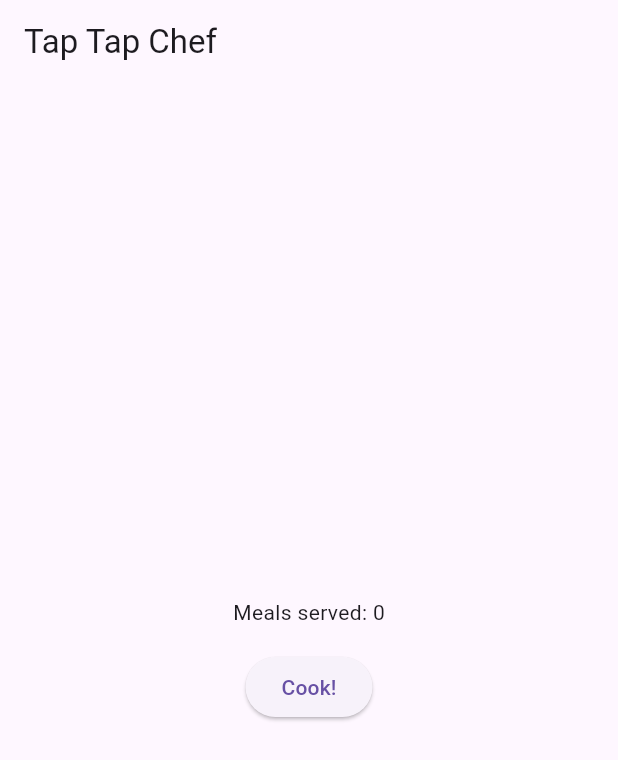
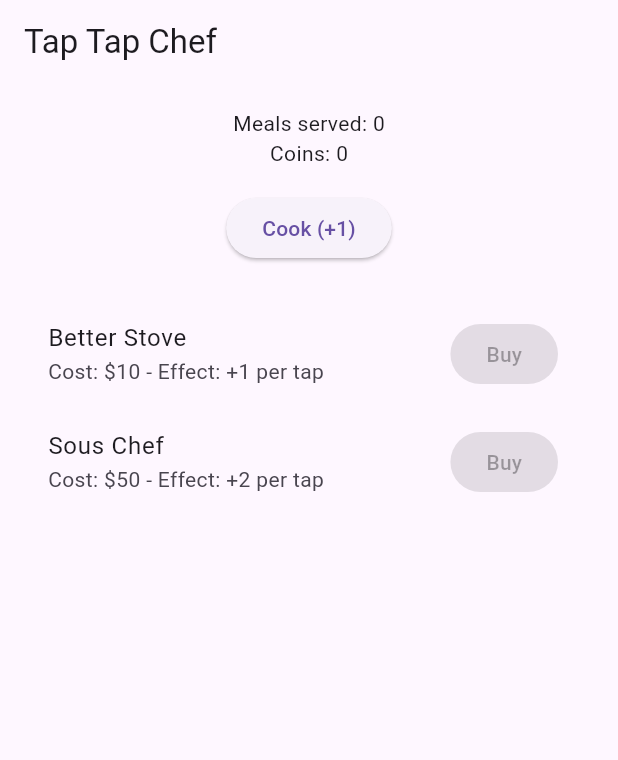
Before and after one commit to zachc71/taptapchef, a Flutter app: the screen it shows after launch, on a phone screen of 412 x 824 dp. Shown: the top 760 px of the screen. Run offline on Flutter 3.47's test engine with Material 3 defaults, Android fonts, the phone set to English and light mode, and no system bars.

Commit message:
Add upgrade system and panel

```diff
--- a/lib/main.dart
+++ b/lib/main.dart
@@ -1,4 +1,6 @@
 import 'package:flutter/material.dart';
+import 'models/upgrade.dart';
+import 'widgets/upgrade_panel.dart';
 
 void main() => runApp(const MyApp());
 
@@ -23,20 +25,52 @@ class CounterPage extends StatefulWidget {
 
 class _CounterPageState extends State<CounterPage> {
   int count = 0;
+  int coins = 0;
+  int perTap = 1;
+  late List<Upgrade> upgrades;
+
+  @override
+  void initState() {
+    super.initState();
+    upgrades = [
+      Upgrade(name: 'Better Stove', cost: 10, effect: 1),
+      Upgrade(name: 'Sous Chef', cost: 50, effect: 2),
+    ];
+  }
+
+  void _purchase(Upgrade upgrade) {
+    if (coins >= upgrade.cost && !upgrade.purchased) {
+      setState(() {
+        coins -= upgrade.cost;
+        perTap += upgrade.effect;
+        upgrade.purchased = true;
+      });
+    }
+  }
 
   @override
   Widget build(BuildContext context) {
     return Scaffold(
       appBar: AppBar(title: const Text('Tap Tap Chef')),
-      body: Center(
+      body: Padding(
+        padding: const EdgeInsets.all(16),
         child: Column(
-          mainAxisAlignment: MainAxisAlignment.center,
           children: [
             Text('Meals served: $count'),
+            Text('Coins: $coins'),
             const SizedBox(height: 16),
             ElevatedButton(
-              onPressed: () => setState(() => count++),
-              child: const Text('Cook!'),
+              onPressed: () => setState(() {
+                count += perTap;
+                coins += perTap;
+              }),
+              child: Text('Cook (+$perTap)'),
+            ),
+            const SizedBox(height: 24),
+            UpgradePanel(
+              upgrades: upgrades,
+              currency: coins,
+              onPurchase: _purchase,
             ),
           ],
         ),
--- /dev/null
+++ b/lib/models/upgrade.dart
@@ -0,0 +1,13 @@
+class Upgrade {
+  final String name;
+  final int cost;
+  final int effect; // how much perTap increases
+  bool purchased;
+
+  Upgrade({
+    required this.name,
+    required this.cost,
+    required this.effect,
+    this.purchased = false,
+  });
+}
--- /dev/null
+++ b/lib/widgets/upgrade_panel.dart
@@ -0,0 +1,33 @@
+import 'package:flutter/material.dart';
+import '../models/upgrade.dart';
+
+class UpgradePanel extends StatelessWidget {
+  final List<Upgrade> upgrades;
+  final int currency;
+  final ValueChanged<Upgrade> onPurchase;
+
+  const UpgradePanel({
+    super.key,
+    required this.upgrades,
+    required this.currency,
+    required this.onPurchase,
+  });
+
+  @override
+  Widget build(BuildContext context) {
+    return Column(
+      children: upgrades.map((u) {
+        return ListTile(
+          title: Text(u.name),
+          subtitle: Text('Cost: \$${u.cost} - Effect: +${u.effect} per tap'),
+          trailing: u.purchased
+              ? const Text('Purchased')
+              : ElevatedButton(
+                  onPressed: currency >= u.cost ? () => onPurchase(u) : null,
+                  child: const Text('Buy'),
+                ),
+        );
+      }).toList(),
+    );
+  }
+}
```
